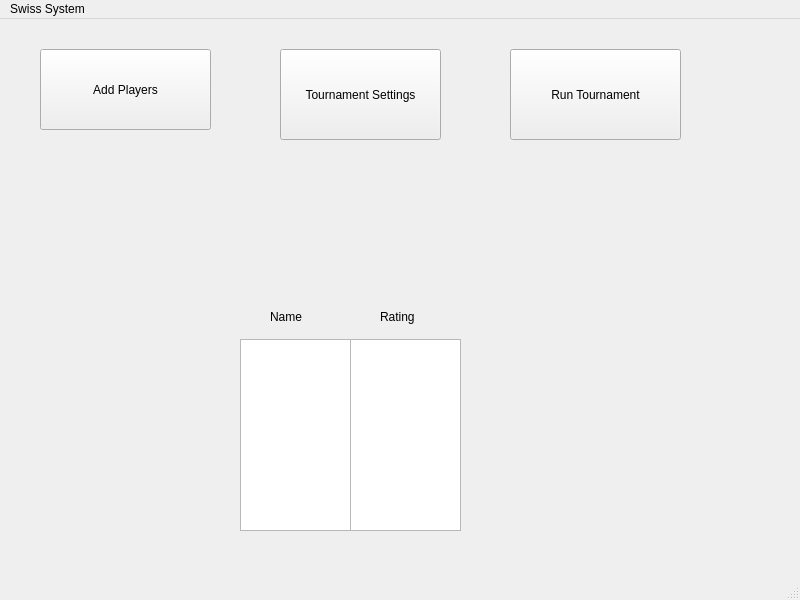
First picture: the form in mainwindow.ui, repository RDG0818/SwissSystem2, before the edit.
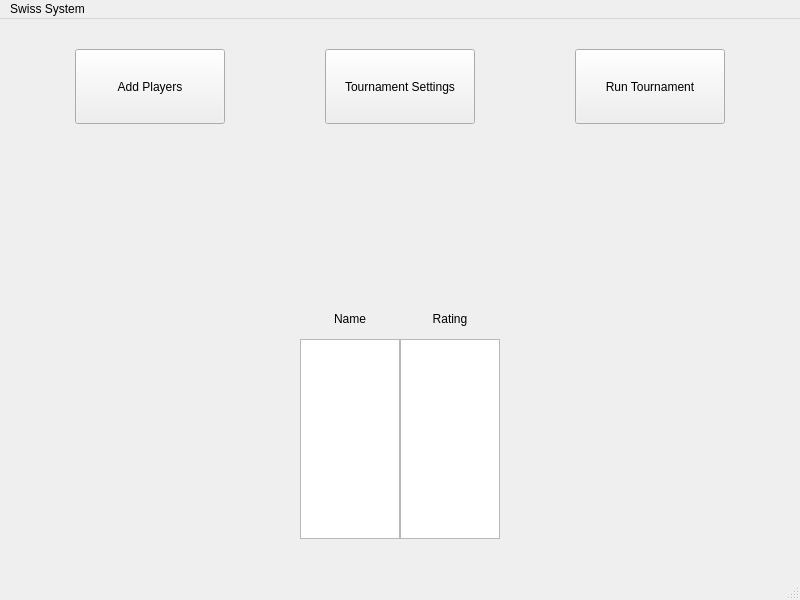
Second picture: the form after the edit.

Commit message: Centered all the buttons and stuff

```diff
--- a/mainwindow.ui
+++ b/mainwindow.ui
@@ -17,10 +17,10 @@
    <widget class="QPushButton" name="pushButton">
     <property name="geometry">
      <rect>
-      <x>40</x>
+      <x>75</x>
       <y>30</y>
-      <width>171</width>
-      <height>81</height>
+      <width>150</width>
+      <height>75</height>
      </rect>
     </property>
     <property name="text">
@@ -30,10 +30,10 @@
    <widget class="QPushButton" name="pushButton_2">
     <property name="geometry">
      <rect>
-      <x>510</x>
+      <x>575</x>
       <y>30</y>
-      <width>171</width>
-      <height>91</height>
+      <width>150</width>
+      <height>75</height>
      </rect>
     </property>
     <property name="text">
@@ -43,56 +43,62 @@
    <widget class="QListWidget" name="listWidget">
     <property name="geometry">
      <rect>
-      <x>240</x>
+      <x>300</x>
       <y>320</y>
-      <width>111</width>
-      <height>192</height>
+      <width>100</width>
+      <height>200</height>
      </rect>
     </property>
    </widget>
    <widget class="QListWidget" name="listWidget_2">
     <property name="geometry">
      <rect>
-      <x>350</x>
+      <x>400</x>
       <y>320</y>
-      <width>111</width>
-      <height>192</height>
+      <width>100</width>
+      <height>200</height>
      </rect>
     </property>
    </widget>
    <widget class="QLabel" name="label">
     <property name="geometry">
      <rect>
-      <x>270</x>
+      <x>325</x>
       <y>290</y>
-      <width>49</width>
-      <height>16</height>
+      <width>50</width>
+      <height>20</height>
      </rect>
     </property>
     <property name="text">
      <string>Name</string>
     </property>
+    <property name="alignment">
+     <set>Qt::AlignCenter</set>
+    </property>
    </widget>
    <widget class="QLabel" name="label_2">
     <property name="geometry">
      <rect>
-      <x>380</x>
+      <x>425</x>
       <y>290</y>
-      <width>49</width>
-      <height>16</height>
+      <width>50</width>
+      <height>20</height>
      </rect>
     </property>
     <property name="text">
      <string>Rating</string>
     </property>
+    <property name="alignment">
+     <set>Qt::AlignCenter</set>
+    </property>
    </widget>
    <widget class="QPushButton" name="pushButton_3">
     <property name="geometry">
      <rect>
-      <x>280</x>
+      <x>325</x>
       <y>30</y>
-      <width>161</width>
-      <height>91</height>
+      <width>150</width>
+      <height>75</height>
      </rect>
     </property>
     <property name="text">
```
The commit also changes 3 other files.
